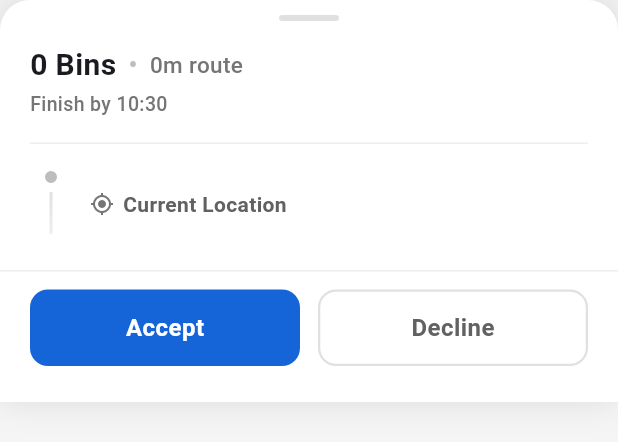
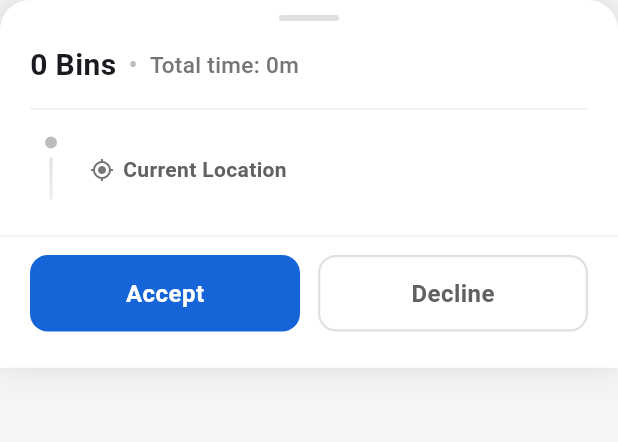
Before and after one commit to tapplerdev/ropacalapp, a Flutter app: the ShiftAcceptanceBottomSheet widget shown alone on an empty page, opened directly with empty values, on a phone screen of 412 x 824 dp. Shown: the top 442 px of the screen. Run offline on Flutter 3.47's test engine with Material 3 defaults, Android fonts, the phone set to English and light mode, and no system bars; our stand-ins replace action_slider, dio, firebase_core, firebase_messaging, flutter_compass, flutter_dotenv and 14 more; missing offline and left inert: google_navigation_flutter, mapbox_maps_flutter; accounts and stored records are empty; generated files the repository leaves out were written again; network calls fail.

Commit message:
Remove finish time and make header more explicit
Cleaned up redundant time display and improved header clarity.

**Changes:**

1. **Removed "Finish by" Line**
   - Was redundant with header showing "1h route"
   - Just repeating current_time + duration in different format
   - Removed unused estimatedEndTime and formattedTime variables
   - Cleaner modal with less cognitive load

2. **Made Header More Explicit**
   - Before: "1 Bin • 1h route"
   - After: "1 Bin • Total time: 1h"
   - More descriptive label "Total time:" vs ambiguous "route"
   - Clearer for quick scanning

**Why This Matters:**

The finish time was noise - driver can do simple math (current time + duration).
Showing the same information twice doesn't add decision-making value.

More explicit header makes it immediately clear what "1h" represents without
needing to infer from context.

**Next Step (Backend):**

Current duration calculation is naive (bins × 0.25h). Backend should:
1. Call Google Directions API with all waypoints when route is assigned
2. Get optimized route with real-time traffic
3. Add buffer time per bin (5-10 min collection time)
4. Store accurate duration in ShiftOverview.estimatedDurationHours

Frontend already reads from model correctly - just needs better backend data.

🤖 Generated with [Claude Code](https://claude.com/claude-code)

Co-Authored-By: Claude <noreply@anthropic.com>

```diff
--- a/lib/features/driver/widgets/shift_acceptance_bottom_sheet.dart
+++ b/lib/features/driver/widgets/shift_acceptance_bottom_sheet.dart
@@ -19,12 +19,6 @@ class ShiftAcceptanceBottomSheet extends StatelessWidget {
 
   @override
   Widget build(BuildContext context) {
-    final estimatedEndTime = DateTime.now().add(
-      Duration(hours: (shiftOverview.totalBins * 0.25).ceil()),
-    );
-    final formattedTime = '${estimatedEndTime.hour}:'
-        '${estimatedEndTime.minute.toString().padLeft(2, '0')}';
-
     // Calculate average fill percentage for urgency indicator
     final avgFillPercentage = shiftOverview.routeBins.isEmpty
         ? 0
@@ -123,7 +117,8 @@ class ShiftAcceptanceBottomSheet extends StatelessWidget {
                                     ),
                                   ),
                                   Text(
-                                    '${shiftOverview.durationFormatted} route',
+                                    'Total time: '
+                                    '${shiftOverview.durationFormatted}',
                                     style: TextStyle(
                                       fontSize: 15,
                                       fontWeight: FontWeight.w500,
@@ -177,19 +172,6 @@ class ShiftAcceptanceBottomSheet extends StatelessWidget {
                                 ),
                               ),
                           ],
-                        ),
-
-                        // Finish time
-                        Padding(
-                          padding: const EdgeInsets.only(top: 4),
-                          child: Text(
-                            'Finish by $formattedTime',
-                            style: TextStyle(
-                              fontSize: 13,
-                              fontWeight: FontWeight.w500,
-                              color: Colors.grey.shade600,
-                            ),
-                          ),
                         ),
                       ],
                     ),
```
